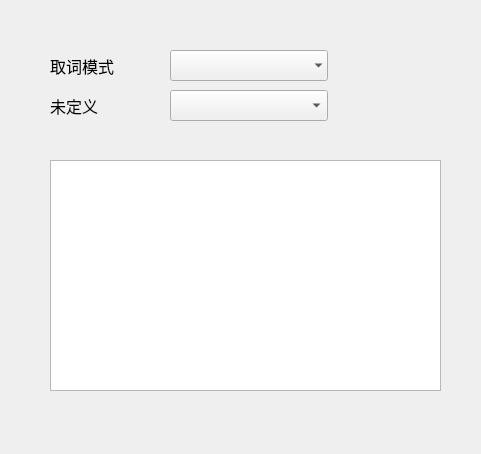
Qt form src/configwindow.ui (jiangzc/CuteTranslation) before a commit.
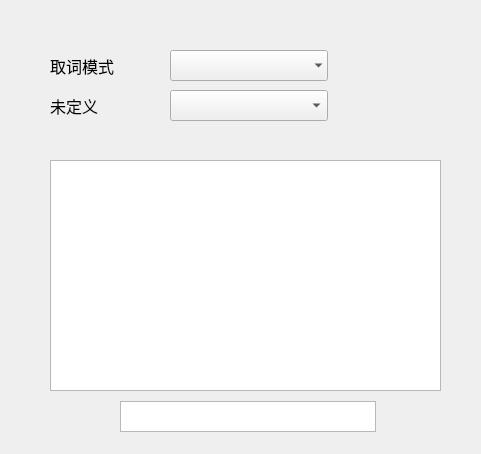
The same form after that commit.

Commit message: add QMenu for rightClick in configWin ,but not finish

What changed in the file:
```diff
--- a/src/configwindow.ui
+++ b/src/configwindow.ui
@@ -106,6 +106,16 @@
     <set>QAbstractItemView::NoEditTriggers</set>
    </property>
   </widget>
+  <widget class="QListWidget" name="listWidget">
+   <property name="geometry">
+    <rect>
+     <x>120</x>
+     <y>401</y>
+     <width>256</width>
+     <height>31</height>
+    </rect>
+   </property>
+  </widget>
  </widget>
  <resources/>
  <connections/>
```
The commit also changes 2 other files.
